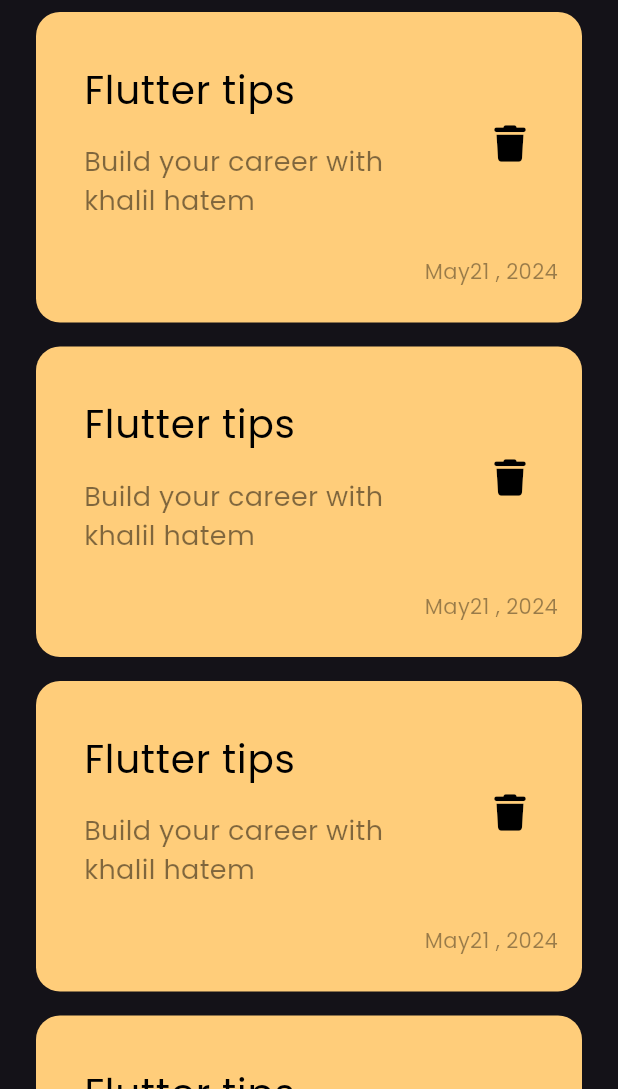
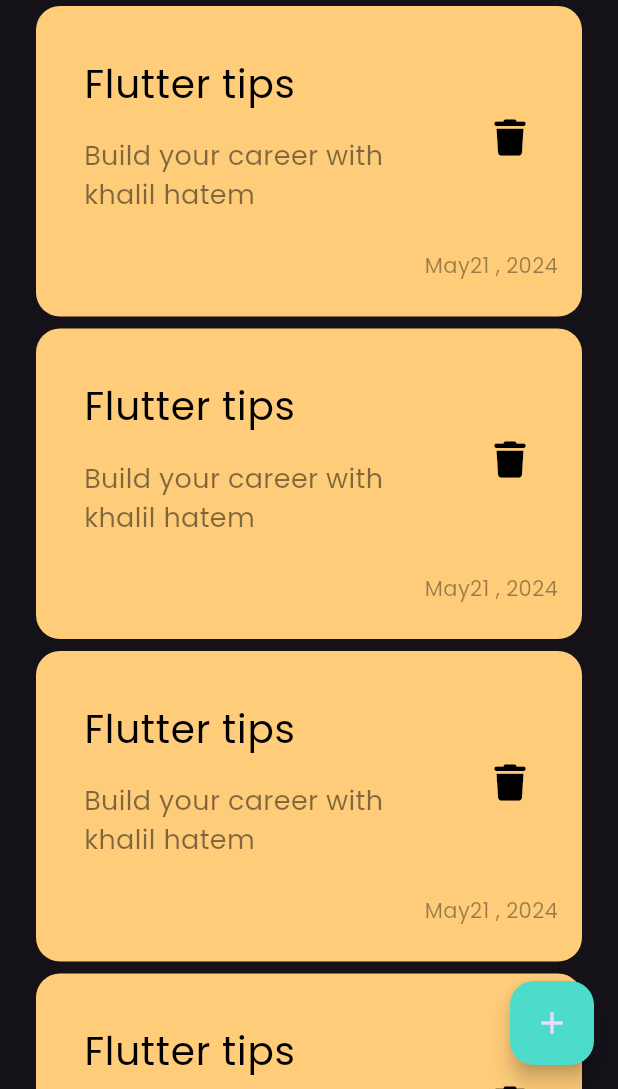
Before and after one commit to khalil848/notes_app, a Flutter app: the screen it shows after launch, on a phone screen of 412 x 824 dp, the part 147-1236 px from its top. Run offline on Flutter 3.47's test engine with Material 3 defaults, Android fonts, the phone set to English and light mode, and no system bars; our stand-ins replace font_awesome_flutter.

Commit message:
add floating action button

```diff
--- a/lib/views/notes_view.dart
+++ b/lib/views/notes_view.dart
@@ -6,8 +6,15 @@ class NotesView extends StatelessWidget {
 
   @override
   Widget build(BuildContext context) {
-    return const Scaffold(
-      body: NotesViewBody(),
+    return Scaffold(
+      floatingActionButton: FloatingActionButton(
+        backgroundColor: Color(0xff4EDCCA),
+        onPressed: () {},
+        child: Icon(
+          Icons.add,
+        ),
+      ),
+      body: const NotesViewBody(),
     );
   }
 }
--- a/lib/widgets/notes_list_view.dart
+++ b/lib/widgets/notes_list_view.dart
@@ -3,12 +3,12 @@ import 'package:notes_app/widgets/custom_note_item.dart';
 
 class NotesListView extends StatelessWidget {
   const NotesListView({super.key});
-
+  final data = const [];
   @override
   Widget build(BuildContext context) {
     return ListView.builder(itemBuilder: (context, index) {
       return const Padding(
-        padding: EdgeInsets.symmetric(vertical: 8),
+        padding: EdgeInsets.symmetric(vertical: 4),
         child: NoteItem(),
       );
     });
```
Also changed, not shown: lib/widgets/custom_note_item.dart (+7 -2 lines).
